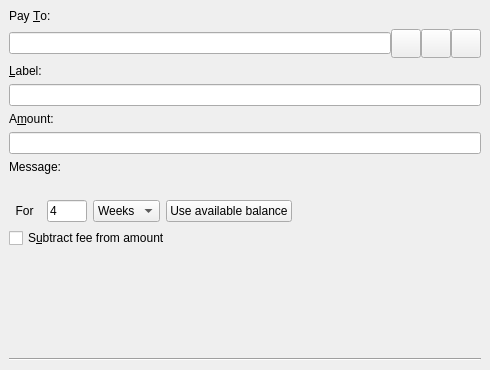
Before: the Qt Designer form src/qt/forms/sendcoinsentry.ui in hardwarewise/SIN-core, drawn with Qt 5.
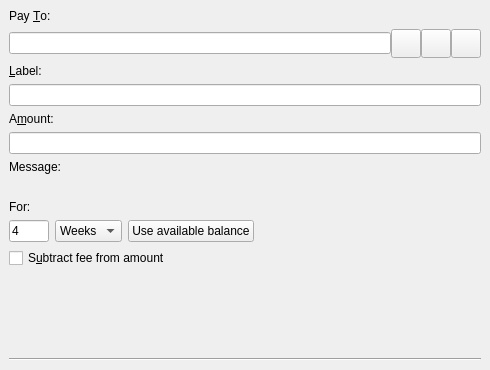
After: the same form once the commit is applied. Icons and pictures are not drawn. Custom widgets are drawn as their Qt base class.

The edit to the form file:
```diff
--- a/src/qt/forms/sendcoinsentry.ui
+++ b/src/qt/forms/sendcoinsentry.ui
@@ -185,20 +185,14 @@
        </widget>
       </item>
       <item>
-       <layout class="QHBoxLayout" name="horizontalLayout">
-        <item>
          <widget class="QLabel" name="locklabel">
-          <property name="sizePolicy">
-           <sizepolicy hsizetype="Fixed" vsizetype="Preferred">
-            <horstretch>0</horstretch>
-            <verstretch>0</verstretch>
-           </sizepolicy>
-          </property>
           <property name="text">
-           <string>  For  </string>
+         <string>For:</string>
           </property>
          </widget>
         </item>
+      <item>
+       <layout class="QHBoxLayout" name="horizontalLayout">
         <item>
          <widget class="QLineEdit" name="lockperiod">
           <property name="enabled">
```
Lines whose indentation alone changed are shown as unchanged.
